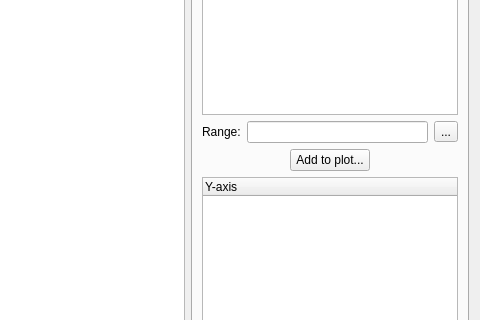
Before: the Qt Designer form src/tablewidget.ui in noedigcode/GidPlot, drawn with Qt 5; both pictures show x 274 to 754 and y 148 to 468 of the 754 by 564 pixel window.
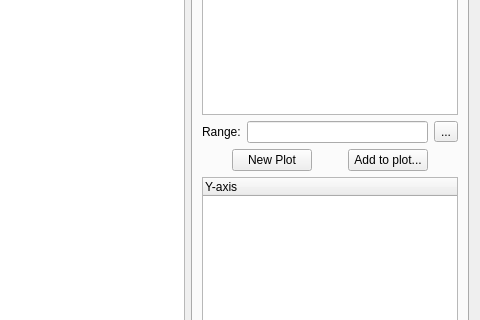
After: the same form once the commit is applied. Icons and pictures are not drawn.

Commit message: Add New Plot button next to Add To Plot button for convenience. Disable Add To Plot button when there are no existing plots. Separate TableWidget plot slot to separate function for code readability.

Patch:
```diff
--- a/src/tablewidget.ui
+++ b/src/tablewidget.ui
@@ -80,6 +80,23 @@
        </item>
        <item>
         <layout class="QHBoxLayout" name="horizontalLayout">
+         <item>
+          <widget class="QPushButton" name="pushButton_newPlot">
+           <property name="sizePolicy">
+            <sizepolicy hsizetype="Fixed" vsizetype="Fixed">
+             <horstretch>0</horstretch>
+             <verstretch>0</verstretch>
+            </sizepolicy>
+           </property>
+           <property name="text">
+            <string>New Plot</string>
+           </property>
+           <property name="icon">
+            <iconset resource="../images/images.qrc">
+             <normaloff>:/plot</normaloff>:/plot</iconset>
+           </property>
+          </widget>
+         </item>
          <item>
           <widget class="QPushButton" name="pushButton_addToPlot">
            <property name="sizePolicy">
```
The commit also changes 4 other files.
